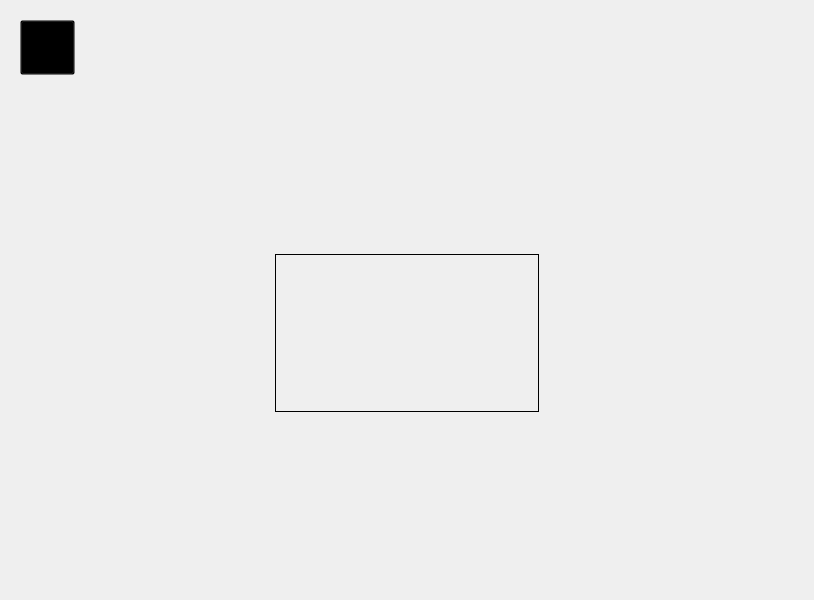
Qt form forms/Page_1.ui (apollo-k22/FaceAI-Product) before a commit.
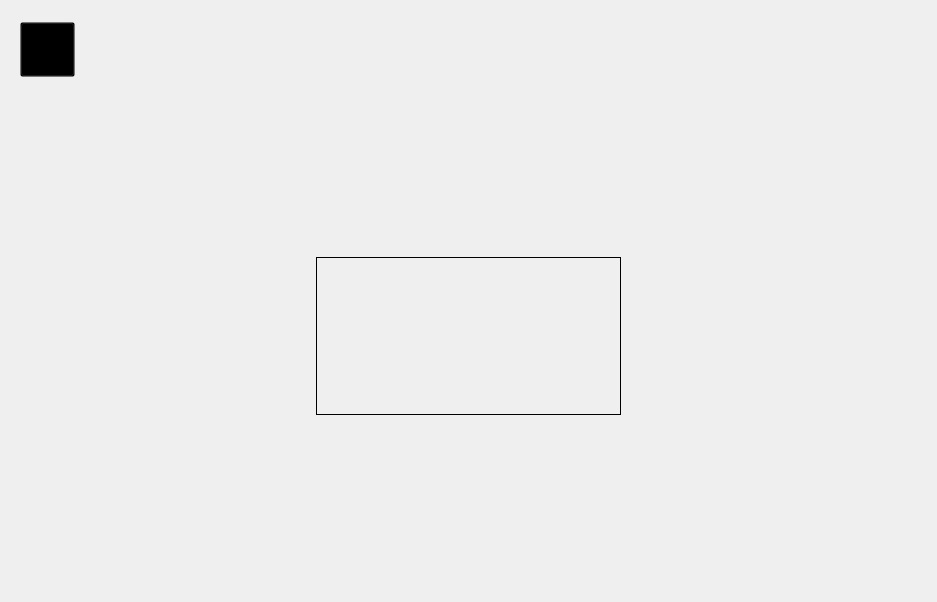
The same form after that commit. Icons and pictures are not drawn.

Commit message: fixed validation on create a new case page. updated remarks, ps, examiner's name field to GrowingTextEdit on preview and report page.

The edit to the form file:
```diff
--- a/forms/Page_1.ui
+++ b/forms/Page_1.ui
@@ -6,8 +6,8 @@
    <rect>
     <x>0</x>
     <y>0</y>
-    <width>814</width>
-    <height>600</height>
+    <width>937</width>
+    <height>602</height>
    </rect>
   </property>
   <property name="sizePolicy">
@@ -94,6 +94,60 @@
          </property>
         </widget>
        </item>
+       <item>
+        <spacer name="horizontalSpacer">
+         <property name="orientation">
+          <enum>Qt::Horizontal</enum>
+         </property>
+         <property name="sizeHint" stdset="0">
+          <size>
+           <width>40</width>
+           <height>20</height>
+          </size>
+         </property>
+        </spacer>
+       </item>
+       <item>
+        <layout class="QVBoxLayout" name="verticalLayout_3">
+         <property name="leftMargin">
+          <number>20</number>
+         </property>
+         <property name="topMargin">
+          <number>20</number>
+         </property>
+         <item>
+          <widget class="QLabel" name="pageTitle">
+           <property name="sizePolicy">
+            <sizepolicy hsizetype="Expanding" vsizetype="Fixed">
+             <horstretch>0</horstretch>
+             <verstretch>0</verstretch>
+            </sizepolicy>
+           </property>
+           <property name="minimumSize">
+            <size>
+             <width>0</width>
+             <height>40</height>
+            </size>
+           </property>
+           <property name="maximumSize">
+            <size>
+             <width>16777215</width>
+             <height>40</height>
+            </size>
+           </property>
+           <property name="styleSheet">
+            <string notr="true">background:transparent;</string>
+           </property>
+           <property name="text">
+            <string/>
+           </property>
+           <property name="alignment">
+            <set>Qt::AlignBottom|Qt::AlignHCenter</set>
+           </property>
+          </widget>
+         </item>
+        </layout>
+       </item>
        <item>
         <spacer name="horizontalSpacer_8">
          <property name="orientation">
@@ -182,10 +236,16 @@
        </item>
        <item>
         <widget class="QPushButton" name="btnGo2ProbeReport">
+         <property name="sizePolicy">
+          <sizepolicy hsizetype="Fixed" vsizetype="Fixed">
+           <horstretch>0</horstretch>
+           <verstretch>0</verstretch>
+          </sizepolicy>
+         </property>
          <property name="maximumSize">
           <size>
-           <width>150</width>
-           <height>40</height>
+           <width>160</width>
+           <height>50</height>
           </size>
          </property>
          <property name="cursor">
@@ -204,8 +264,8 @@
          </property>
          <property name="iconSize">
           <size>
-           <width>220</width>
-           <height>80</height>
+           <width>160</width>
+           <height>50</height>
           </size>
          </property>
         </widget>
@@ -407,12 +467,33 @@
        </property>
        <item>
         <widget class="QLabel" name="lblStatus">
+         <property name="sizePolicy">
+          <sizepolicy hsizetype="Preferred" vsizetype="Fixed">
+           <horstretch>0</horstretch>
+           <verstretch>0</verstretch>
+          </sizepolicy>
+         </property>
+         <property name="minimumSize">
+          <size>
+           <width>0</width>
+           <height>15</height>
+          </size>
+         </property>
+         <property name="maximumSize">
+          <size>
+           <width>16777215</width>
+           <height>15</height>
+          </size>
+         </property>
          <property name="styleSheet">
           <string notr="true">background:transparent;</string>
          </property>
          <property name="text">
           <string/>
          </property>
+         <property name="alignment">
+          <set>Qt::AlignBottom|Qt::AlignLeading|Qt::AlignLeft</set>
+         </property>
         </widget>
        </item>
       </layout>
```
Left out of the diff: 4 changed lines with no effect on the pictures. The commit also changes 21 other files.
